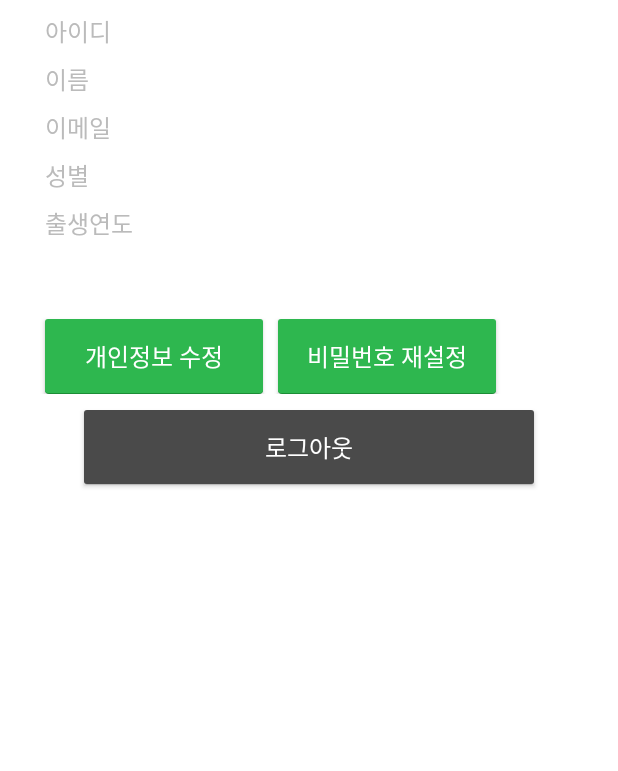
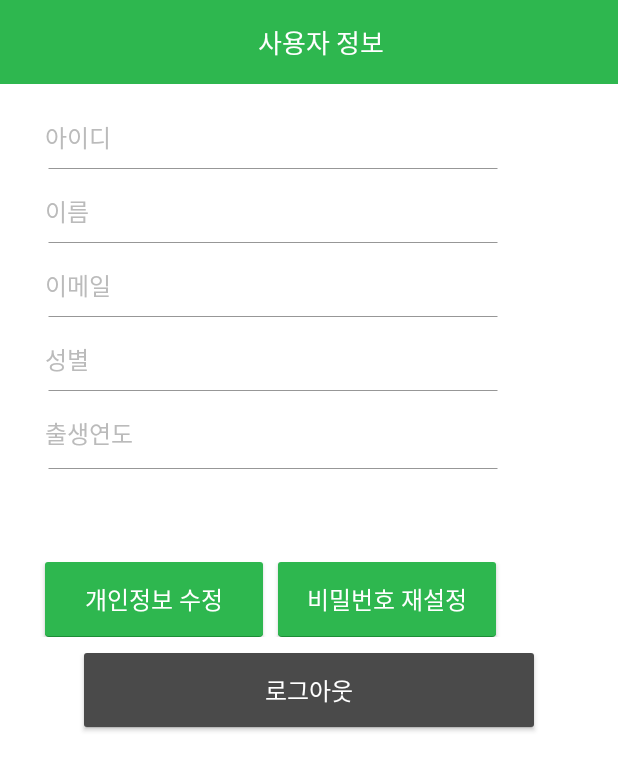
Before and after one commit to sosanara/sosaFront, an Android app: the UserInfoActivity screen opened directly, with no data from a screen before it, on a phone screen of 412 x 824 dp. Shown: the top 771 px of the screen. Run offline under Robolectric (Android 15) with nearby library versions, the phone set to English and light mode, and no system bars; Roboto replaces fonts that are not available here.

Commit message:
userinfo page design(not input image)

```diff
--- /dev/null
+++ b/app/src/main/res/drawable/text_line.xml
@@ -0,0 +1,11 @@
+<?xml version="1.0" encoding="utf-8"?>
+<shape xmlns:android="http://schemas.android.com/apk/res/android"
+    android:shape="line">
+
+
+    <stroke
+        android:width="0.5dp"
+        android:color="@color/textLineColor"
+        />
+
+</shape>
--- a/app/src/main/res/layout/activity_change_pawd.xml
+++ b/app/src/main/res/layout/activity_change_pawd.xml
@@ -20,7 +20,7 @@ android:layout_height="match_parent">
         android:layout_width="match_parent"
         android:layout_height="match_parent"
         android:textColor="@color/whiteColor"
-        android:text="@string/toolbar_change_pawd"
+        android:text="@string/toolbar_user_info"
         android:textSize="17.5sp"
         android:gravity="center_horizontal"/>
 </android.support.v7.widget.Toolbar>
--- a/app/src/main/res/layout/activity_user_info.xml
+++ b/app/src/main/res/layout/activity_user_info.xml
@@ -5,15 +5,40 @@
     android:layout_width="match_parent"
     android:layout_height="match_parent">
 
+    <android.support.v7.widget.Toolbar
+        xmlns:android="http://schemas.android.com/apk/res/android"
+        xmlns:app="http://schemas.android.com/apk/res-auto"
+        android:id="@+id/toolBar"
+        android:layout_width="match_parent"
+        android:layout_height="wrap_content"
+        android:minHeight="?attr/actionBarSize"
+        android:background="?attr/colorPrimary"
+        app:popupTheme="@style/ThemeOverlay.AppCompat.Dark" >
+
+        <TextView
+            android:id="@+id/toolbar_title"
+            android:layout_width="match_parent"
+            android:layout_height="match_parent"
+            android:textColor="@color/whiteColor"
+            android:text="@string/toolbar_user_info"
+            android:textSize="17.5sp"
+            android:gravity="center_horizontal"/>
+    </android.support.v7.widget.Toolbar>
+
     <LinearLayout
         android:layout_width="match_parent"
+        android:layout_height="wrap_content"
+        android:orientation="vertical">
+
+        <LinearLayout
+            android:layout_width="300dp"
             android:layout_height="wrap_content"
             android:orientation="horizontal">
             <TextView
                 android:text="@string/id"
-            android:layout_width="45.5dp"
+                android:layout_width="60dp"
                 android:layout_height="23dp"
-            android:layout_marginTop="8.5dp"
+                android:layout_marginTop="23dp"
                 android:layout_marginLeft="30dp"
                 android:textSize="16sp"
                 android:textColor="@color/hintTextColor"
@@ -23,8 +48,8 @@
                 android:id="@+id/userInfoNameView"
                 android:layout_width="match_parent"
                 android:layout_height="23dp"
-            android:layout_marginTop="4.3dp"
-            android:layout_marginLeft="46.5dp"
+                android:layout_marginTop="23dp"
+                android:layout_marginLeft="32dp"
                 android:textSize="16sp"
                 android:textColor="@color/textViewColor"
                 android:gravity="left" />
@@ -32,13 +57,23 @@
 
         <LinearLayout
             android:layout_width="match_parent"
+            android:layout_height="wrap_content">
+            <TextView
+                android:layout_width="300dp"
+                android:layout_height="wrap_content"
+                android:background="@drawable/text_line"
+                android:layout_marginLeft="32dp"/>
+        </LinearLayout>
+
+        <LinearLayout
+            android:layout_width="300dp"
             android:layout_height="wrap_content"
             android:orientation="horizontal">
             <TextView
                 android:text="@string/name"
                 android:layout_width="60dp"
                 android:layout_height="23dp"
-            android:layout_marginTop="8.5dp"
+                android:layout_marginTop="6.5dp"
                 android:layout_marginLeft="30dp"
                 android:textSize="16sp"
                 android:textColor="@color/hintTextColor"
@@ -48,11 +83,21 @@
                 android:id="@+id/userInfoEmailView"
                 android:layout_width="match_parent"
                 android:layout_height="23dp"
-            android:layout_marginTop="4.3dp"
+                android:layout_marginTop="6.5dp"
                 android:layout_marginLeft="32dp"
                 android:textSize="16sp"
                 android:textColor="@color/textViewColor"
                 android:gravity="left" />
+        </LinearLayout>
+
+        <LinearLayout
+            android:layout_width="match_parent"
+            android:layout_height="wrap_content">
+            <TextView
+                android:layout_width="300dp"
+                android:layout_height="wrap_content"
+                android:background="@drawable/text_line"
+                android:layout_marginLeft="32dp"/>
         </LinearLayout>
 
         <LinearLayout
@@ -63,7 +108,7 @@
                 android:text="@string/email"
                 android:layout_width="60dp"
                 android:layout_height="23dp"
-            android:layout_marginTop="8.5dp"
+                android:layout_marginTop="6.5dp"
                 android:layout_marginLeft="30dp"
                 android:textSize="16sp"
                 android:textColor="@color/hintTextColor"
@@ -73,11 +118,21 @@
                 android:id="@+id/userInfoGenderView"
                 android:layout_width="match_parent"
                 android:layout_height="23dp"
-            android:layout_marginTop="4.3dp"
+                android:layout_marginTop="6.5dp"
                 android:layout_marginLeft="32dp"
                 android:textSize="16sp"
                 android:textColor="@color/textViewColor"
                 android:gravity="left" />
+        </LinearLayout>
+
+        <LinearLayout
+            android:layout_width="match_parent"
+            android:layout_height="wrap_content">
+            <TextView
+                android:layout_width="300dp"
+                android:layout_height="wrap_content"
+                android:background="@drawable/text_line"
+                android:layout_marginLeft="32dp"/>
         </LinearLayout>
 
         <LinearLayout
@@ -88,7 +143,7 @@
                 android:text="@string/gender"
                 android:layout_width="60dp"
                 android:layout_height="23dp"
-            android:layout_marginTop="8.5dp"
+                android:layout_marginTop="6.5dp"
                 android:layout_marginLeft="30dp"
                 android:textSize="16sp"
                 android:textColor="@color/hintTextColor"
@@ -98,11 +153,21 @@
                 android:id="@+id/userInfoAgeView"
                 android:layout_width="match_parent"
                 android:layout_height="23dp"
-            android:layout_marginTop="4.3dp"
+                android:layout_marginTop="6.5dp"
                 android:layout_marginLeft="32dp"
                 android:textSize="16sp"
                 android:textColor="@color/textViewColor"
                 android:gravity="left" />
+        </LinearLayout>
+
+        <LinearLayout
+            android:layout_width="match_parent"
+            android:layout_height="wrap_content">
+            <TextView
+                android:layout_width="300dp"
+                android:layout_height="wrap_content"
+                android:background="@drawable/text_line"
+                android:layout_marginLeft="32dp" />
         </LinearLayout>
 
         <LinearLayout
@@ -113,7 +178,7 @@
                 android:text="@string/birth"
                 android:layout_width="60dp"
                 android:layout_height="23dp"
-            android:layout_marginTop="8.5dp"
+                android:layout_marginTop="6.5dp"
                 android:layout_marginLeft="30dp"
                 android:textSize="16sp"
                 android:textColor="@color/hintTextColor" />
@@ -122,12 +187,29 @@
                 android:id="@+id/userInfoUserNameView"
                 android:layout_width="match_parent"
                 android:layout_height="23dp"
-            android:layout_marginTop="4.3dp"
+                android:layout_marginTop="6.5dp"
                 android:layout_marginLeft="32dp"
                 android:textSize="16sp"
                 android:textColor="@color/textViewColor"
                 android:gravity="left" />
+
         </LinearLayout>
+
+        <LinearLayout
+            android:layout_width="match_parent"
+            android:layout_height="wrap_content">
+            <TextView
+                android:layout_width="300dp"
+                android:layout_height="wrap_content"
+                android:layout_marginTop="2.5dp"
+                android:background="@drawable/text_line"
+                android:layout_marginLeft="32dp"/>
+        </LinearLayout>
+
+    </LinearLayout>
+
+
+
 
     <LinearLayout
         android:layout_width="match_parent"
--- a/app/src/main/res/values/colors.xml
+++ b/app/src/main/res/values/colors.xml
@@ -36,7 +36,7 @@
 
 
 
-
+    <color name="textLineColor">#979797</color>
     <color name="whiteColor">#ffffff</color>
     <color name="hintTextColor">#bbbbbb</color>
 
--- a/app/src/main/res/values/strings.xml
+++ b/app/src/main/res/values/strings.xml
@@ -47,6 +47,8 @@
     <string name="toolbar_logout">로그아웃</string>
     <string name="toolbar_change_pawd">비밀번호 변경</string>
     <string name="toolbar_find_pawd">비밀번호 찾기</string>
+    <string name="toolbar_user_info">사용자 정보</string>
+    <string name="toolbar_user_info_change">사용자 정보수정</string>
 
 
 
```
Lines whose indentation alone changed are shown as unchanged.
